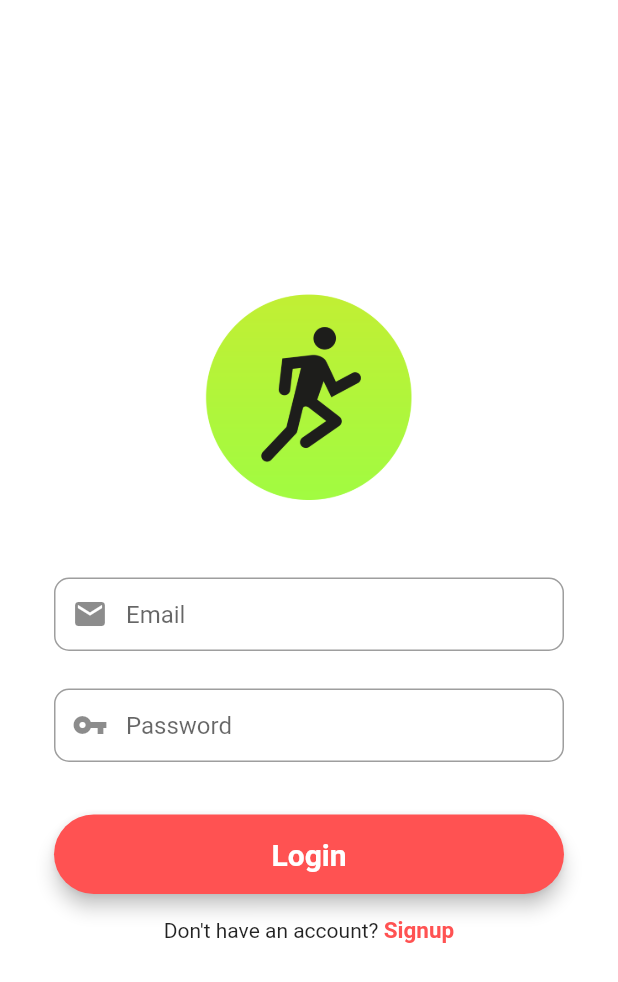
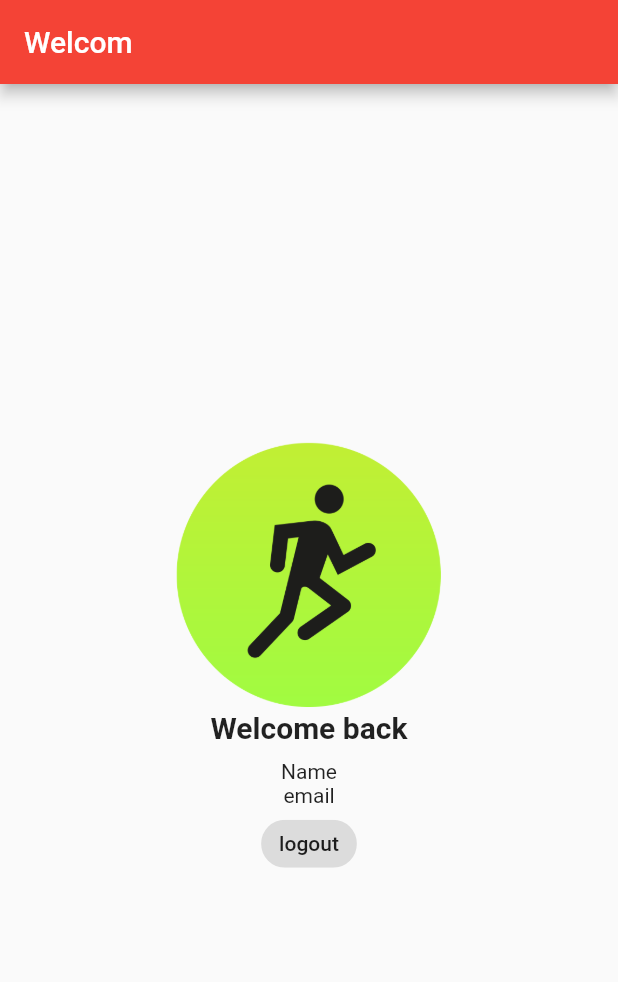
Before and after one commit to ayushshrestha1892/fitness_app, a Flutter app: the screen it shows after launch, after a tap on "Login", on a phone screen of 412 x 824 dp. Shown: the top 982 px of the screen. Run offline on Flutter 3.47's test engine with Material 2 defaults, Android fonts, the phone set to English and light mode, and no system bars.

```diff
--- a/lib/screens/home_screen.dart
+++ b/lib/screens/home_screen.dart
@@ -0,0 +1,46 @@
+import 'package:flutter/material.dart';
+
+class HomeScreen extends StatefulWidget {
+  const HomeScreen({Key? key}) : super(key: key);
+
+  @override
+  State<HomeScreen> createState() => _HomeScreenState();
+}
+
+class _HomeScreenState extends State<HomeScreen> {
+  @override
+  Widget build(BuildContext context) {
+    return Scaffold(
+      appBar: AppBar(
+        title: Text("Welcom"),
+      ),
+      body: Center(
+          child: Padding(
+        padding: EdgeInsets.all(20),
+        child: Column(
+          mainAxisAlignment: MainAxisAlignment.center,
+          crossAxisAlignment: CrossAxisAlignment.center,
+          children: <Widget>[
+            SizedBox(
+              height: 180,
+              child: Image.asset(
+                "assets/logo.png",
+                fit: BoxFit.contain,
+              ),
+            ),
+            Text(
+              "Welcome back",
+              style: TextStyle(fontSize: 20, fontWeight: FontWeight.bold),
+            ),
+            SizedBox(
+              height: 10,
+            ),
+            Text("Name"),
+            Text("email"),
+            ActionChip(label: Text("logout"), onPressed: () {}),
+          ],
+        ),
+      )),
+    );
+  }
+}
```
Also changed, not shown: lib/screens/login_screen.dart (+12 -2 lines), lib/screens/registration_screen.dart (+222 -0 lines).
